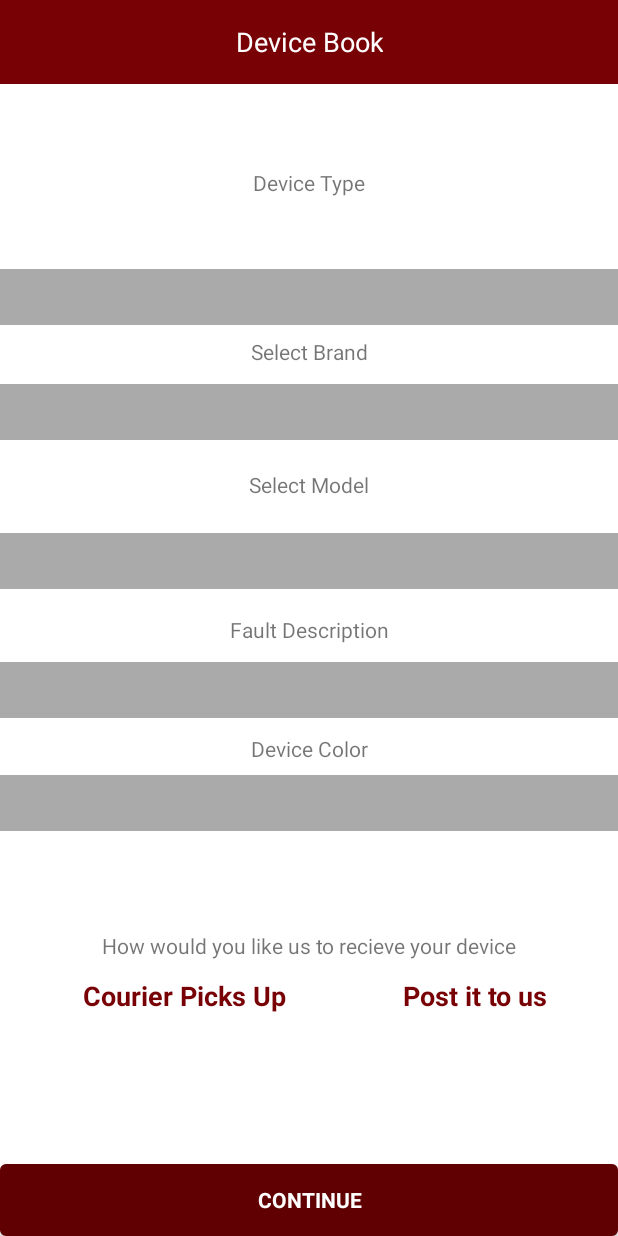
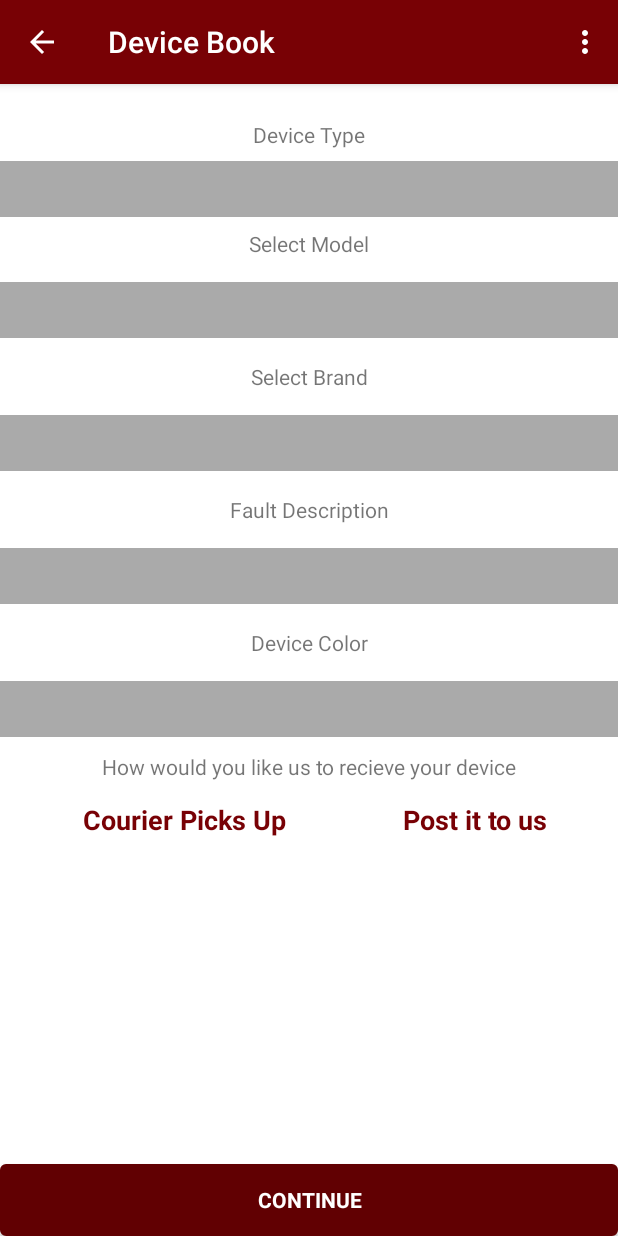
Before and after one commit to SamStar18/DeviceBook, an Android app: the phone_avtivity screen opened directly, with no data from a screen before it, on a phone screen of 412 x 824 dp. Run offline under Robolectric (Android 15) with nearby library versions, the phone set to English and light mode, and no system bars; Roboto replaces fonts that are not available here.

Commit message:
My Commit

```diff
--- a/app/src/main/AndroidManifest.xml
+++ b/app/src/main/AndroidManifest.xml
@@ -32,11 +32,11 @@
         <activity
             android:name=".phone_avtivity"
             android:screenOrientation="portrait"
-            android:theme="@style/AppTheme.drawerlayout.noActionBar" />
+            android:theme="@style/AppTheme"/>
         <activity
             android:name=".productanduserdetails"
             android:screenOrientation="portrait"
-            android:theme="@style/AppTheme.drawerlayout.noActionBar" />
+            android:theme="@style/AppTheme"/>
         <activity
             android:name=".displayActivity"
             android:screenOrientation="portrait"
--- a/app/src/main/java/com/devicebook/devicebook/custom_csdetail_adapter.java
+++ b/app/src/main/java/com/devicebook/devicebook/custom_csdetail_adapter.java
@@ -96,14 +96,14 @@ public class custom_csdetail_adapter extends ArrayAdapter<display_object_adapter
         final Button csDeletebtn2 = convertView.findViewById(R.id.csDeleteButton2);
         final Button csConfirmbtn = convertView.findViewById(R.id.csConfirmButton);
 
-        csId.setText("3435");
+
         tvfname.setText(fname);
         tvlname.setText(lname);
         tvemail.setText(email);
         tvaddress.setText(addressline1);
         tvcity.setText(city);
         tvcountry.setText(country);
-        csId.setText(String.valueOf(121));
+
 
 
         tvdevice.setText(csdevice);
--- a/app/src/main/java/com/devicebook/devicebook/phone_avtivity.java
+++ b/app/src/main/java/com/devicebook/devicebook/phone_avtivity.java
@@ -3,6 +3,9 @@ package com.devicebook.devicebook;
 import android.content.Intent;
 import android.support.v7.app.AppCompatActivity;
 import android.os.Bundle;
+import android.view.Menu;
+import android.view.MenuInflater;
+import android.view.MenuItem;
 import android.view.View;
 import android.widget.AdapterView;
 import android.widget.ArrayAdapter;
@@ -31,6 +34,8 @@ public class phone_avtivity extends AppCompatActivity {
     protected void onCreate(Bundle savedInstanceState) {
         super.onCreate(savedInstanceState);
         setContentView(R.layout.activity_phone_avtivity);
+        //this bellow adds the back button
+        getSupportActionBar().setDisplayHomeAsUpEnabled(true);
         deviceType = findViewById(R.id.deviceType);
         faultSpinner = findViewById(R.id.faultSpinner);
         deviceBrand = findViewById(R.id.deviceBrand);
@@ -234,6 +239,23 @@ public class phone_avtivity extends AppCompatActivity {
 
     }
 
+    @Override
+    public boolean  onCreateOptionsMenu(Menu menu) {
+        MenuInflater inflater = getMenuInflater();
+        inflater.inflate(R.menu.devicebook_menu, menu);
+        return super.onCreateOptionsMenu(menu);
+    }
+    public boolean onOptionsItemSelected(MenuItem item) {
+        Intent menuintent = new Intent(phone_avtivity.this,Product.class);
+        switch (item.getItemId()) {
+            case android.R.id.home:
+                onBackPressed();
+                return true;
+        }
+        startActivity(menuintent);
+        return super.onOptionsItemSelected(item);
+    }
+
     public void onContinueButtonPressed(View view) {
 
 
--- a/app/src/main/res/layout/activity_phone_avtivity.xml
+++ b/app/src/main/res/layout/activity_phone_avtivity.xml
@@ -6,196 +6,166 @@
     android:layout_height="match_parent"
     tools:context="com.devicebook.devicebook.phone_avtivity">
 
-    <include
-        android:id="@+id/appbar_constraint"
-
-        layout="@layout/drawerlayout"
-         />
 
     <TextView
         android:id="@+id/deviceTypeSubtitle"
         android:layout_width="wrap_content"
         android:layout_height="wrap_content"
-        android:layout_marginBottom="8dp"
         android:layout_marginEnd="8dp"
         android:layout_marginStart="8dp"
-        android:layout_marginTop="72dp"
+        android:layout_marginTop="24dp"
         android:text="@string/devicetypesubtitle"
-        app:layout_constraintBottom_toTopOf="@+id/deviceType"
         app:layout_constraintEnd_toEndOf="parent"
         app:layout_constraintStart_toStartOf="parent"
-        app:layout_constraintTop_toTopOf="@+id/appbar_constraint" />
+        app:layout_constraintTop_toTopOf="parent" />
 
     <Spinner
         android:id="@+id/deviceType"
         android:layout_width="0dp"
         android:layout_height="37dp"
-        android:layout_marginBottom="8dp"
+        android:layout_marginTop="8dp"
         android:background="@android:color/darker_gray"
         android:textAlignment="center"
         android:textSize="14sp"
-        app:layout_constraintBottom_toTopOf="@+id/makeSubtitle"
         app:layout_constraintEnd_toEndOf="parent"
-        app:layout_constraintStart_toStartOf="parent" />
+        app:layout_constraintHorizontal_bias="0.0"
+        app:layout_constraintStart_toStartOf="parent"
+        app:layout_constraintTop_toBottomOf="@+id/deviceTypeSubtitle" />
 
     <TextView
         android:id="@+id/modelSubtitle"
         android:layout_width="wrap_content"
         android:layout_height="wrap_content"
-        android:layout_marginBottom="8dp"
         android:layout_marginEnd="8dp"
         android:layout_marginStart="8dp"
-        android:layout_marginTop="20dp"
+        android:layout_marginTop="8dp"
         android:text="@string/modelSubtitle"
         android:textSize="14sp"
-        app:layout_constraintBottom_toTopOf="@+id/deviceModel"
         app:layout_constraintEnd_toEndOf="parent"
         app:layout_constraintStart_toStartOf="parent"
-        app:layout_constraintTop_toBottomOf="@+id/deviceBrand"
-        app:layout_constraintVertical_bias="0.0" />
+        app:layout_constraintTop_toBottomOf="@+id/deviceType" />
 
     <Spinner
         android:id="@+id/deviceModel"
         android:layout_width="0dp"
         android:layout_height="37dp"
-        android:layout_marginBottom="8dp"
-        android:layout_marginTop="8dp"
+        android:layout_marginTop="16dp"
         android:background="@android:color/darker_gray"
         android:padding="8dp"
         android:textAlignment="center"
         android:textSize="14sp"
-        app:layout_constraintBottom_toBottomOf="@+id/appbar_constraint"
         app:layout_constraintEnd_toEndOf="parent"
         app:layout_constraintHorizontal_bias="0.0"
         app:layout_constraintStart_toStartOf="parent"
-        app:layout_constraintTop_toBottomOf="@+id/deviceBrand"
-        app:layout_constraintVertical_bias="0.113" />
+        app:layout_constraintTop_toBottomOf="@+id/modelSubtitle" />
 
     <TextView
         android:id="@+id/makeSubtitle"
         android:layout_width="wrap_content"
         android:layout_height="wrap_content"
-        android:layout_marginBottom="12dp"
         android:layout_marginEnd="8dp"
         android:layout_marginStart="8dp"
+        android:layout_marginTop="16dp"
         android:text="@string/makeSubtitle"
         android:textSize="14sp"
-        app:layout_constraintBottom_toTopOf="@+id/deviceBrand"
         app:layout_constraintEnd_toEndOf="parent"
-        app:layout_constraintHorizontal_bias="0.502"
-        app:layout_constraintStart_toStartOf="parent" />
+        app:layout_constraintStart_toStartOf="parent"
+        app:layout_constraintTop_toBottomOf="@+id/deviceModel" />
 
     <Spinner
         android:id="@+id/deviceBrand"
         android:layout_width="0dp"
         android:layout_height="37dp"
-        android:layout_marginBottom="8dp"
-        android:layout_marginTop="8dp"
+        android:layout_marginTop="16dp"
         android:background="@android:color/darker_gray"
         android:padding="8dp"
         android:textAlignment="center"
         android:textSize="14sp"
-        app:layout_constraintBottom_toBottomOf="parent"
         app:layout_constraintEnd_toEndOf="parent"
-        app:layout_constraintHorizontal_bias="0.0"
+        app:layout_constraintHorizontal_bias="1.0"
         app:layout_constraintStart_toStartOf="parent"
-        app:layout_constraintTop_toTopOf="parent"
-        app:layout_constraintVertical_bias="0.322" />
+        app:layout_constraintTop_toBottomOf="@+id/makeSubtitle" />
 
     <TextView
         android:id="@+id/faultSubtitle"
         android:layout_width="wrap_content"
         android:layout_height="wrap_content"
-        android:layout_marginBottom="8dp"
         android:layout_marginEnd="8dp"
         android:layout_marginStart="8dp"
-        android:layout_marginTop="8dp"
+        android:layout_marginTop="16dp"
+        android:text="@string/faultSubtitle"
         android:textSize="14sp"
-        android:text="@string/faultSubtitle"
-        app:layout_constraintBottom_toBottomOf="parent"
         app:layout_constraintEnd_toEndOf="parent"
+        app:layout_constraintHorizontal_bias="0.501"
         app:layout_constraintStart_toStartOf="parent"
-        app:layout_constraintTop_toBottomOf="@+id/deviceModel"
-        app:layout_constraintVertical_bias="0.023" />
+        app:layout_constraintTop_toBottomOf="@+id/deviceBrand" />
 
     <Spinner
         android:id="@+id/faultSpinner"
         android:layout_width="0dp"
         android:layout_height="37dp"
-        android:layout_marginBottom="8dp"
-        android:layout_marginTop="8dp"
-        android:textSize="14sp"
+        android:layout_marginTop="16dp"
         android:background="@android:color/darker_gray"
         android:textAlignment="center"
-        app:layout_constraintBottom_toBottomOf="@+id/appbar_constraint"
+        android:textSize="14sp"
         app:layout_constraintEnd_toEndOf="parent"
+        app:layout_constraintHorizontal_bias="1.0"
         app:layout_constraintStart_toStartOf="parent"
-        app:layout_constraintTop_toBottomOf="@+id/faultSubtitle"
-        app:layout_constraintVertical_bias="0.012" />
+        app:layout_constraintTop_toBottomOf="@+id/faultSubtitle" />
 
     <TextView
         android:id="@+id/deviceColor"
         android:layout_width="wrap_content"
         android:layout_height="wrap_content"
-        android:layout_marginBottom="8dp"
         android:layout_marginEnd="8dp"
+        android:layout_marginStart="8dp"
+        android:layout_marginTop="16dp"
+        android:text="@string/deviceColorSubtitle"
         android:textSize="14sp"
-        android:layout_marginStart="8dp"
-        android:layout_marginTop="8dp"
-        android:text="@string/deviceColorSubtitle"
-        app:layout_constraintBottom_toBottomOf="parent"
         app:layout_constraintEnd_toEndOf="parent"
+        app:layout_constraintHorizontal_bias="0.501"
         app:layout_constraintStart_toStartOf="parent"
-        app:layout_constraintTop_toBottomOf="@+id/faultSpinner"
-        app:layout_constraintVertical_bias="0.009" />
+        app:layout_constraintTop_toBottomOf="@+id/faultSpinner" />
 
     <Spinner
         android:id="@+id/mycolorSpinner"
         android:layout_width="0dp"
         android:layout_height="37dp"
-        android:layout_marginBottom="144dp"
-        android:layout_marginTop="8dp"
-        android:textSize="14sp"
+        android:layout_marginTop="16dp"
         android:background="@android:color/darker_gray"
         android:textAlignment="center"
-        app:layout_constraintBottom_toBottomOf="parent"
+        android:textSize="14sp"
         app:layout_constraintEnd_toEndOf="parent"
         app:layout_constraintHorizontal_bias="0.0"
         app:layout_constraintStart_toStartOf="parent"
-        app:layout_constraintTop_toBottomOf="@+id/deviceColor"
-        app:layout_constraintVertical_bias="0.0" />
+        app:layout_constraintTop_toBottomOf="@+id/deviceColor" />
 
     <TextView
         android:id="@+id/deliverySubtitle"
         android:layout_width="wrap_content"
         android:layout_height="wrap_content"
-        android:layout_marginBottom="8dp"
         android:layout_marginEnd="8dp"
         android:layout_marginStart="8dp"
+        android:layout_marginTop="10dp"
         android:text="@string/DeliverySubtitle"
         android:textSize="14sp"
-        app:layout_constraintBottom_toTopOf="@+id/mycollectionOptions"
         app:layout_constraintEnd_toEndOf="parent"
         app:layout_constraintStart_toStartOf="parent"
-        app:layout_constraintTop_toBottomOf="@+id/mycolorSpinner"
-        app:layout_constraintVertical_bias="1.0" />
+        app:layout_constraintTop_toBottomOf="@+id/mycolorSpinner" />
 
     <RadioGroup
         android:id="@+id/mycollectionOptions"
         android:layout_width="0dp"
         android:layout_height="wrap_content"
-        android:layout_marginBottom="44dp"
         android:layout_marginEnd="24dp"
-        android:textSize="14sp"
-        android:layout_marginTop="24dp"
+        android:layout_marginTop="10dp"
         android:orientation="horizontal"
         android:textAlignment="center"
-        app:layout_constraintBottom_toBottomOf="parent"
+        android:textSize="14sp"
         app:layout_constraintEnd_toEndOf="parent"
-        app:layout_constraintHorizontal_bias="1.0"
+        app:layout_constraintHorizontal_bias="0.0"
         app:layout_constraintStart_toStartOf="parent"
-        app:layout_constraintTop_toBottomOf="@+id/mycolorSpinner"
-        app:layout_constraintVertical_bias="0.413">
+        app:layout_constraintTop_toBottomOf="@+id/deliverySubtitle">
 
         <RadioButton
             android:id="@+id/pickUpOption"
--- a/app/src/main/res/values/strings.xml
+++ b/app/src/main/res/values/strings.xml
@@ -63,7 +63,7 @@
     <string name="csCountry2">Country:</string>
     <string name="csAddress">Address</string>
     <string name="csAddress2">Address Line:</string>
-    <string name="customerDetailsSummary">Customer Details</string>
+    <string name="customerDetailsSummary">Please review your details before you proceed</string>
     <string name="csEditButton">Edit</string>
     <string name="csBookingSummary">Booking Details</string>
     <string name="csdeviceType">Device</string>
```
Also changed, not shown: app/src/main/java/com/devicebook/devicebook/Display_Order_Activity.java (+8 -1 lines), app/src/main/java/com/devicebook/devicebook/LogOn.java (+7 -2 lines), app/src/main/java/com/devicebook/devicebook/deleteandupdate.java (+17 -0 lines), app/src/main/java/com/devicebook/devicebook/displayActivity.java (+7 -2 lines), app/src/main/java/com/devicebook/devicebook/productanduserdetails.java (+21 -5 lines), app/src/main/res/layout/activity_productanduserdetails.xml (+14 -22 lines), app/src/main/res/layout/customerdisplay_adapter.xml (+7 -7 lines).
